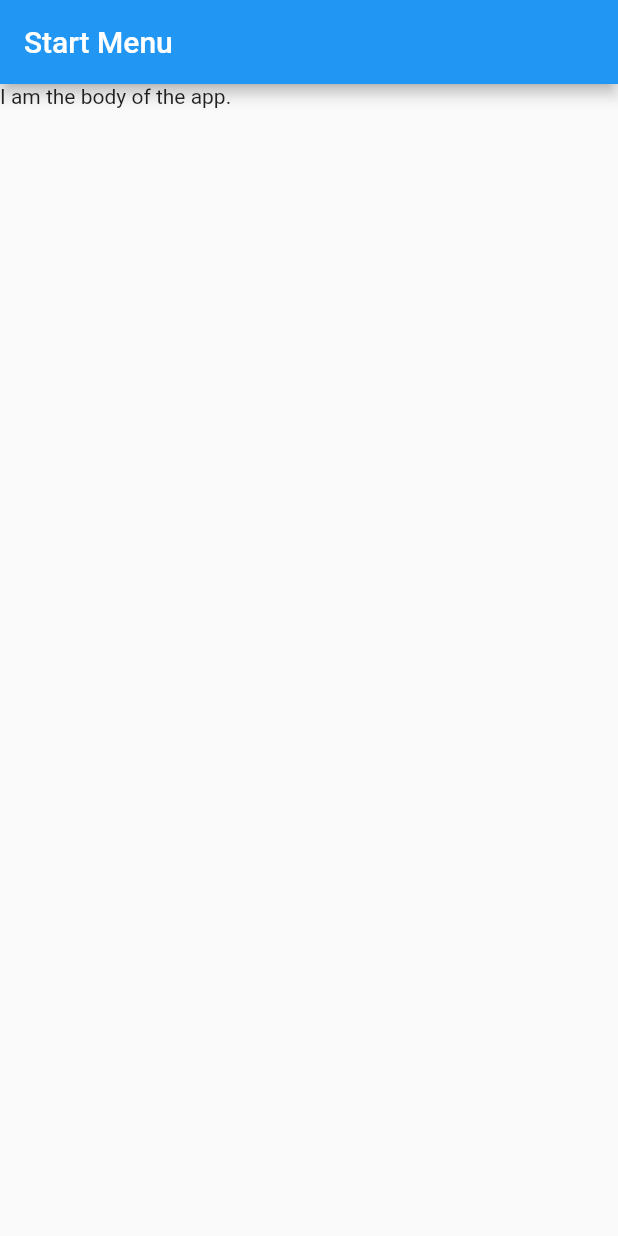
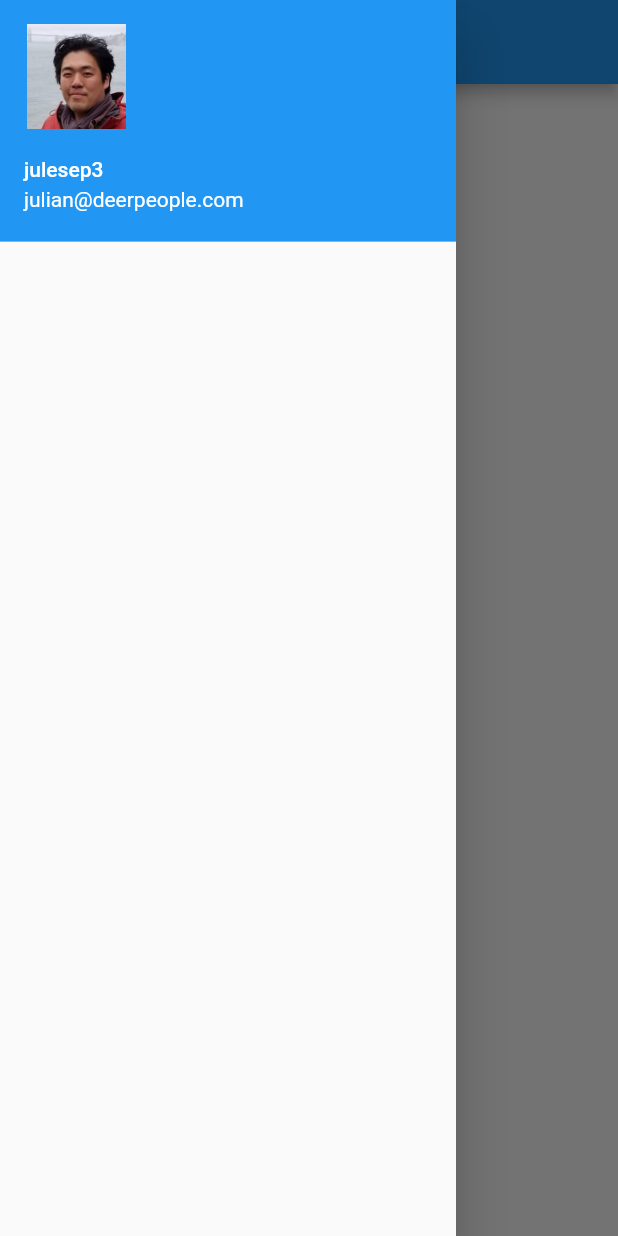
Before and after one commit to julesep3/FlutterExplorationProject, a Flutter app: the screen it shows after launch, with the side drawer open (before the commit the screen has no drawer), on a phone screen of 412 x 824 dp. Run offline on Flutter 3.47's test engine with Material 2 defaults, Android fonts, the phone set to English and light mode, and no system bars.

Commit message:
add profile picture to app

```diff
--- a/lib/viewscreen/start_screen.dart
+++ b/lib/viewscreen/start_screen.dart
@@ -9,6 +9,20 @@ class StartScreen extends StatelessWidget {
       appBar: AppBar(
         title: Text('Start Menu'),
       ),
+      drawer: Drawer(
+          child: ListView(
+        children: [
+          UserAccountsDrawerHeader(
+            currentAccountPicture: Image.asset(
+              'images/profile2.jpg',
+            ),
+            currentAccountPictureSize: Size(70.0, 70.0),
+            accountName: Text('julesep3'),
+            accountEmail: Text('julian@deerpeople.com'),
+          )
+        ],
+      )),
+      backgroundColor: Colors.blueGrey[60],
       body: Text('I am the body of the app.'),
     );
   }
--- a/pubspec.yaml
+++ b/pubspec.yaml
@@ -45,9 +45,9 @@ flutter:
   uses-material-design: true
 
   # To add assets to your application, add an assets section, like this:
-  # assets:
-  #   - images/a_dot_burr.jpeg
-  #   - images/a_dot_ham.jpeg
+  assets:
+    - images/JulianProfile.jpg
+    - images/profile2.jpg
 
   # An image asset can refer to one or more resolution-specific "variants", see
   # https://flutter.dev/assets-and-images/#resolution-aware.
```
Also changed, not shown: images/JulianProfile.jpg (added), images/profile2.jpg (added).
